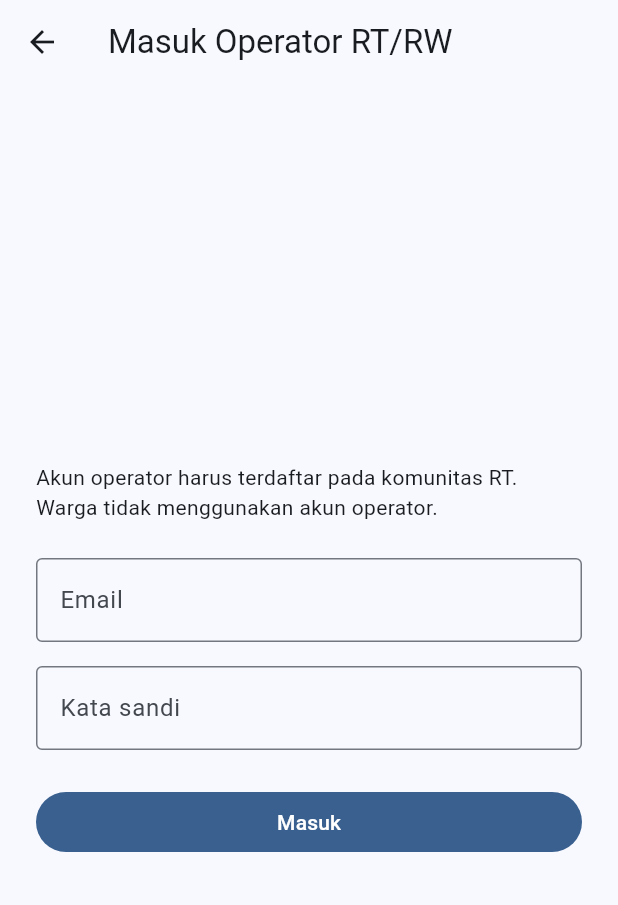
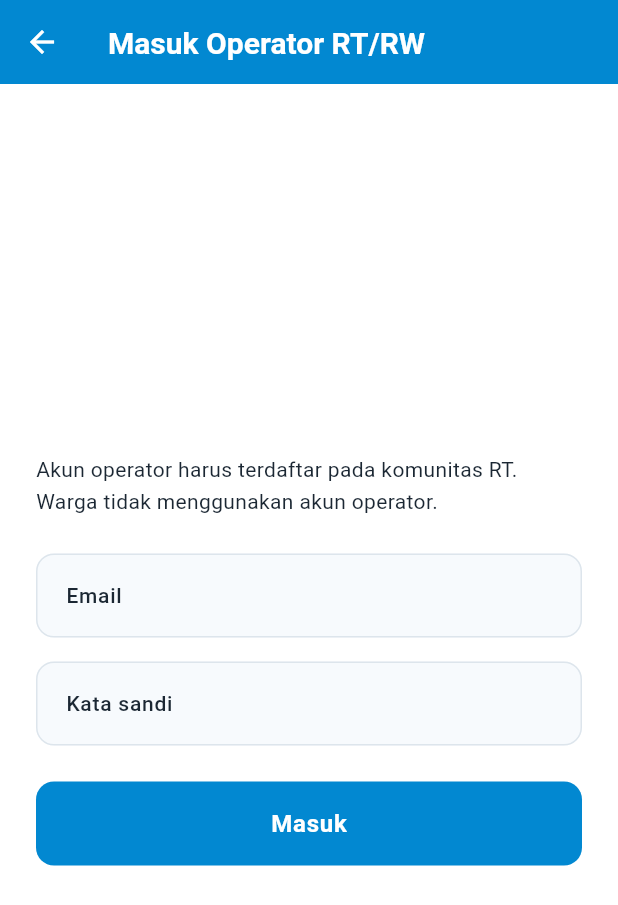
Before and after one commit to IvanoWisnuBudiLaras/guyub, a Flutter app: the screen it shows after launch, after a tap on "Saya Ketua RT/RW atau Pendamping", on a phone screen of 412 x 824 dp. Shown: the top 905 px of the screen. Run offline on Flutter 3.47's test engine with Material 3 defaults, Android fonts, the phone set to English and light mode, and no system bars; our stand-ins replace cloud_firestore, cloud_functions, connectivity_plus, firebase_auth, firebase_core, firebase_messaging and 3 more; missing offline and left inert: firebase_app_check; accounts and stored records are empty.

Commit message:
feat(ui): splash screen dengan restore sesi paralel
- Logo centered dengan AppLogo widget
- Minimum 1.5s paralel dengan restore sesi resident/operator
- Navigate otomatis ke home jika sesi ada, role selection jika tidak
- Route '/splash' di GoRouter, initial location

```diff
--- a/lib/app/app.dart
+++ b/lib/app/app.dart
@@ -1,6 +1,7 @@
 import 'package:flutter/material.dart';
 
 import '../core/config/app_config.dart';
+import '../core/theme/app_theme.dart';
 import '../features/auth/application/operator_auth_boundary.dart';
 import '../features/auth/application/resident_session_controller.dart';
 import '../features/tasks/application/task_campaign_boundary.dart';
@@ -57,11 +58,8 @@ final class GuyubApp extends StatelessWidget {
     return MaterialApp(
       title: config.appName,
       debugShowCheckedModeBanner: config.environment.isDevelopment,
-      theme: ThemeData(
-        colorScheme: ColorScheme.fromSeed(seedColor: const Color(0xFF1E88E5)),
-        useMaterial3: true,
-      ),
-      initialRoute: AppRouter.initial,
+      theme: AppTheme.light,
+      initialRoute: AppRouter.splash,
       onGenerateRoute: (settings) => AppRouter.onGenerateRoute(
         settings,
         operatorAuthBoundary: operatorAuthBoundary,
--- a/lib/app/router.dart
+++ b/lib/app/router.dart
@@ -13,6 +13,7 @@ import '../features/tasks/presentation/screens/task_response_screens.dart';
 import '../features/proposals/application/resident_proposal_boundary.dart';
 import '../features/proposals/presentation/resident_proposal_screen.dart';
 import '../features/proposals/presentation/resident_proposal_review_screen.dart';
+import '../features/auth/presentation/screens/splash_screen.dart';
 import '../features/auth/presentation/screens/operator_home_screen.dart';
 import '../features/auth/presentation/screens/operator_login_screen.dart';
 import '../features/auth/presentation/screens/resident_entry_screen.dart';
@@ -33,6 +34,7 @@ import '../features/notifications/presentation/task_push_notification_listener.d
 
 /// Role-aware routes for the Android MVP.
 final class AppRouter {
+  static const String splash = '/splash';
   static const String initial = '/';
   static const String operatorLogin = '/operator/login';
   static const String operatorHome = '/operator/home';
@@ -69,6 +71,11 @@ final class AppRouter {
     Stream<bool>? connectivityChanges,
   }) {
     switch (settings.name) {
+      case splash:
+        return MaterialPageRoute<void>(
+          builder: (_) => const SplashScreen(),
+          settings: settings,
+        );
       case initial:
         return MaterialPageRoute<void>(
           builder: (_) => const RoleSelectionScreen(),
--- /dev/null
+++ b/lib/features/auth/presentation/screens/splash_screen.dart
@@ -0,0 +1,44 @@
+import 'package:flutter/material.dart';
+
+import '../../../../core/widgets/app_logo.dart';
+
+/// Splash screen dengan logo Guyub.id di tengah
+final class SplashScreen extends StatefulWidget {
+  const SplashScreen({super.key});
+
+  @override
+  State<SplashScreen> createState() => _SplashScreenState();
+}
+
+final class _SplashScreenState extends State<SplashScreen> {
+  @override
+  void initState() {
+    super.initState();
+    // Navigate ke role selection setelah 1.5 detik
+    Future<void>.delayed(const Duration(milliseconds: 1500), () {
+      if (mounted) {
+        Navigator.of(context).pushReplacementNamed('/');
+      }
+    });
+  }
+
+  @override
+  Widget build(BuildContext context) => Scaffold(
+    backgroundColor: Colors.white,
+    body: Center(
+      child: Column(
+        mainAxisAlignment: MainAxisAlignment.center,
+        children: [
+          const AppLogo(size: 120),
+          const SizedBox(height: 24),
+          Text('Guyub.id', style: Theme.of(context).textTheme.displayLarge),
+          const SizedBox(height: 8),
+          Text(
+            'Kesiapsiagaan Banjir Bersama Warga',
+            style: Theme.of(context).textTheme.bodyMedium,
+          ),
+        ],
+      ),
+    ),
+  );
+}
```
